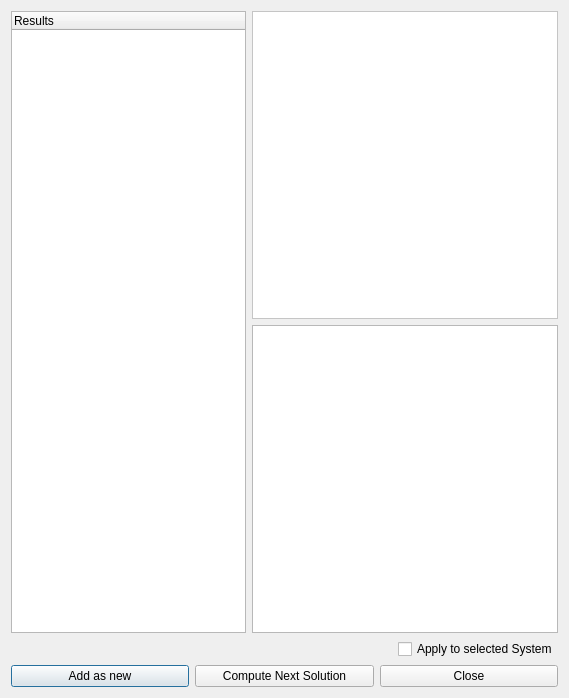
Above: source/VIEW/DIALOGS/assignBondOrderResultsDialog.ui from BALL-Project/ball before the change. Below: the same form after it.
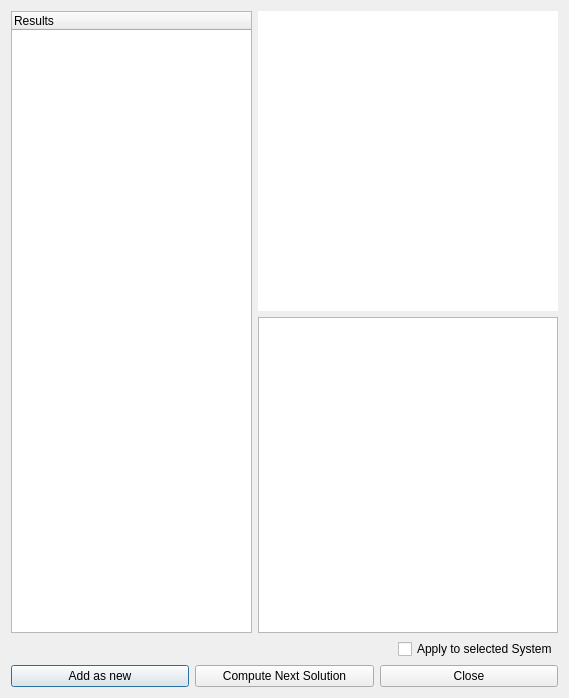
That is the form after the change. Custom widgets are drawn as their Qt base class.

Commit message: Fix sizing of SD-diagrams for AssignBondOrderResultsDialog.

The edit to the form file:
```diff
--- a/source/VIEW/DIALOGS/assignBondOrderResultsDialog.ui
+++ b/source/VIEW/DIALOGS/assignBondOrderResultsDialog.ui
@@ -17,7 +17,7 @@
    <item row="0" column="0" rowspan="2">
     <widget class="QTreeWidget" name="queries">
      <property name="sizePolicy">
-      <sizepolicy hsizetype="Preferred" vsizetype="Expanding">
+      <sizepolicy hsizetype="Expanding" vsizetype="MinimumExpanding">
        <horstretch>0</horstretch>
        <verstretch>0</verstretch>
       </sizepolicy>
@@ -30,13 +30,25 @@
     </widget>
    </item>
    <item row="0" column="1">
-    <widget class="QFrame" name="SDFrame">
+    <widget class="BALL::VIEW::SDWidget" name="sd_widget" native="true">
      <property name="sizePolicy">
-      <sizepolicy hsizetype="Preferred" vsizetype="MinimumExpanding">
-       <horstretch>0</horstretch>
+      <sizepolicy hsizetype="Fixed" vsizetype="Fixed">
+       <horstretch>30</horstretch>
        <verstretch>0</verstretch>
       </sizepolicy>
      </property>
+     <property name="minimumSize">
+      <size>
+       <width>300</width>
+       <height>300</height>
+      </size>
+     </property>
+     <property name="maximumSize">
+      <size>
+       <width>300</width>
+       <height>300</height>
+      </size>
+     </property>
      <property name="palette">
       <palette>
        <active>
@@ -104,18 +116,12 @@
      <property name="autoFillBackground">
       <bool>true</bool>
      </property>
-     <property name="frameShape">
-      <enum>QFrame::StyledPanel</enum>
-     </property>
-     <property name="frameShadow">
-      <enum>QFrame::Raised</enum>
-     </property>
     </widget>
    </item>
    <item row="1" column="1">
     <widget class="QTextEdit" name="text_field">
      <property name="sizePolicy">
-      <sizepolicy hsizetype="Expanding" vsizetype="MinimumExpanding">
+      <sizepolicy hsizetype="Preferred" vsizetype="Expanding">
        <horstretch>0</horstretch>
        <verstretch>0</verstretch>
       </sizepolicy>
@@ -207,6 +213,14 @@
    </item>
   </layout>
  </widget>
+ <customwidgets>
+  <customwidget>
+   <class>BALL::VIEW::SDWidget</class>
+   <extends>QWidget</extends>
+   <header>BALL/VIEW/WIDGETS/SDWidget.h</header>
+   <container>1</container>
+  </customwidget>
+ </customwidgets>
  <tabstops>
   <tabstop>addAsNew_button</tabstop>
   <tabstop>computeNextSolution_button</tabstop>
```
The commit also changes 3 other files.
